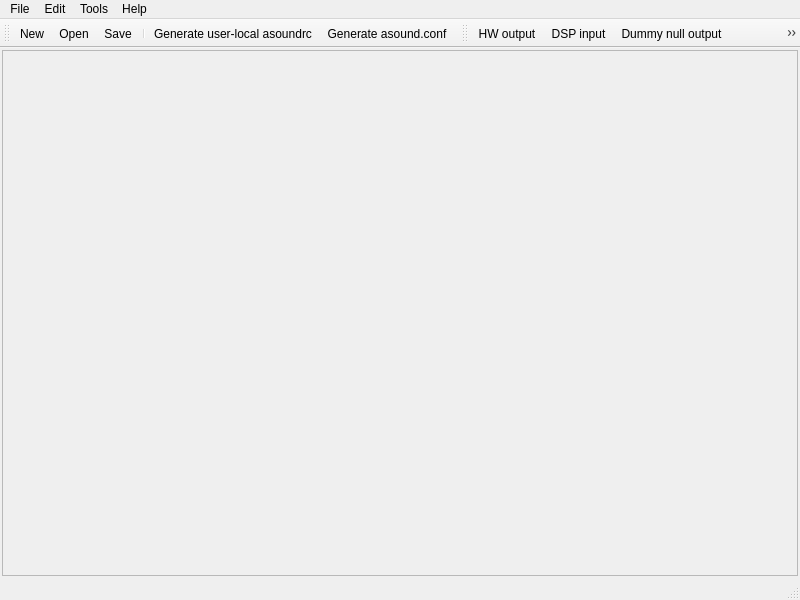
First picture: the form in ui/mainwindow.ui, repository kernel1024/aplugedit, before the edit.
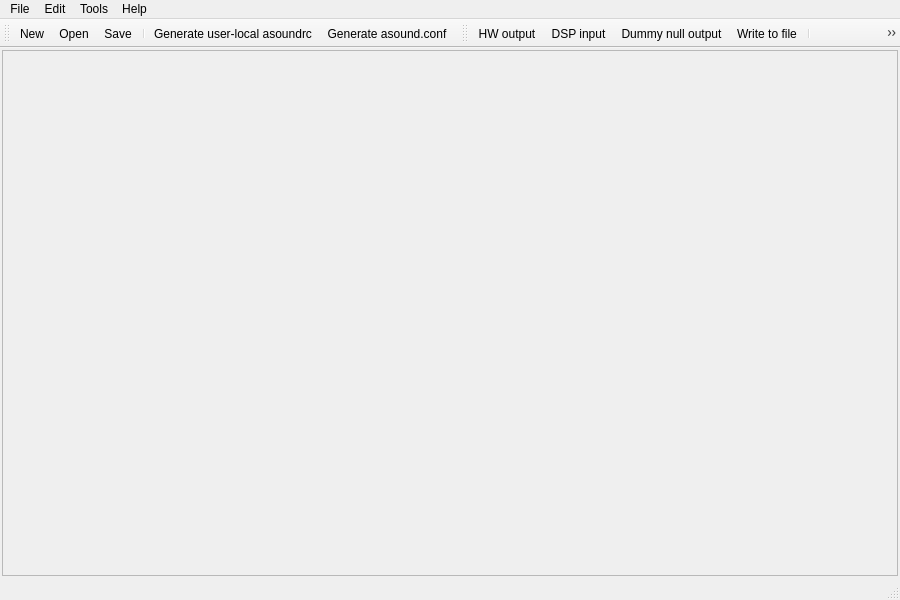
Second picture: the form after the edit. Icons and pictures are not drawn.

Commit message: Intermediate commit: new blacklist component.

```diff
--- a/ui/mainwindow.ui
+++ b/ui/mainwindow.ui
@@ -6,7 +6,7 @@
    <rect>
     <x>0</x>
     <y>0</y>
-    <width>800</width>
+    <width>900</width>
     <height>600</height>
    </rect>
   </property>
@@ -37,7 +37,7 @@
         <rect>
          <x>0</x>
          <y>0</y>
-         <width>794</width>
+         <width>894</width>
          <height>513</height>
         </rect>
        </property>
@@ -51,7 +51,7 @@
     <rect>
      <x>0</x>
      <y>0</y>
-     <width>800</width>
+     <width>900</width>
      <height>22</height>
     </rect>
    </property>
@@ -159,6 +159,8 @@
    <addaction name="actionEditLADSPA"/>
    <addaction name="actionEditMeter"/>
    <addaction name="separator"/>
+   <addaction name="actionEditBlacklist"/>
+   <addaction name="separator"/>
    <addaction name="actionEditLinear"/>
    <addaction name="actionEditFloat"/>
    <addaction name="actionEditIEC958"/>
@@ -510,6 +512,18 @@
     <string>Add route block for splitting channels to separate plugins</string>
    </property>
   </action>
+  <action name="actionEditBlacklist">
+   <property name="icon">
+    <iconset resource="../aplugedit.qrc">
+     <normaloff>:/images/blacklist.png</normaloff>:/images/blacklist.png</iconset>
+   </property>
+   <property name="text">
+    <string>Blacklist section</string>
+   </property>
+   <property name="statusTip">
+    <string>Adds section for blacklisting existing system ALSA PCMs, to hide them from enumeration</string>
+   </property>
+  </action>
  </widget>
  <resources>
   <include location="../aplugedit.qrc"/>
```
Left out of the diff: 2 changed lines with no effect on the pictures. The commit also changes 9 other files.
